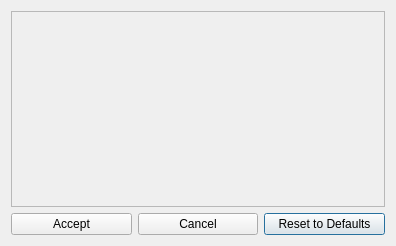
The window that randovania/gui/ui_files/fusion_cosmetic_patches_dialog.ui (randovania/randovania) describes before a commit, drawn with Qt 5.
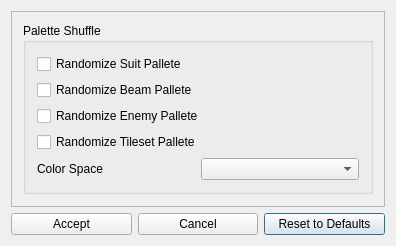
The same window after the commit.

Commit message: Fusion: add palette randomizer

Patch:
```diff
--- a/randovania/gui/ui_files/fusion_cosmetic_patches_dialog.ui
+++ b/randovania/gui/ui_files/fusion_cosmetic_patches_dialog.ui
@@ -45,11 +45,96 @@
        <rect>
         <x>0</x>
         <y>0</y>
-        <width>376</width>
-        <height>195</height>
+        <width>362</width>
+        <height>253</height>
        </rect>
       </property>
       <layout class="QVBoxLayout" name="verticalLayout">
+       <item>
+        <widget class="QGroupBox" name="palette_box">
+         <property name="title">
+          <string>Palette Shuffle</string>
+         </property>
+         <layout class="QVBoxLayout" name="palette_layout">
+          <item>
+           <layout class="QHBoxLayout" name="suit_color_layout">
+            <property name="spacing">
+             <number>6</number>
+            </property>
+            <item>
+           <widget class="QCheckBox" name="suit_palette_check">
+            <property name="text">
+             <string>Randomize Suit Pallete</string>
+            </property>
+           </widget>
+            </item>
+           </layout>
+          </item>
+          <item>
+           <layout class="QHBoxLayout" name="beam_color_layout">
+            <property name="spacing">
+             <number>6</number>
+            </property>
+            <item>
+           <widget class="QCheckBox" name="beam_palette_check">
+            <property name="text">
+             <string>Randomize Beam Pallete</string>
+            </property>
+           </widget>
+            </item>
+           </layout>
+          </item>
+          <item>
+           <layout class="QHBoxLayout" name="enemy_color_layout">
+            <property name="spacing">
+             <number>6</number>
+            </property>
+            <item>
+           <widget class="QCheckBox" name="enemy_palette_check">
+            <property name="text">
+             <string>Randomize Enemy Pallete</string>
+            </property>
+           </widget>
+            </item>
+           </layout>
+          </item>
+          <item>
+           <layout class="QHBoxLayout" name="tileset_color_layout">
+            <property name="spacing">
+             <number>6</number>
+            </property>
+            <item>
+           <widget class="QCheckBox" name="tileset_palette_check">
+            <property name="text">
+             <string>Randomize Tileset Pallete</string>
+            </property>
+           </widget>
+            </item>
+           </layout>
+          </item>
+          <item>
+           <layout class="QGridLayout" name="color_space_layout">
+            <item row="0" column="1">
+             <widget class="QComboBox" name="color_space_combo"/>
+            </item>
+            <item row="0" column="0">
+             <widget class="QLabel" name="color_space_label">
+              <property name="maximumSize">
+               <size>
+                <width>16777215</width>
+                <height>20</height>
+               </size>
+              </property>
+              <property name="text">
+               <string>Color Space</string>
+              </property>
+             </widget>
+            </item>
+           </layout>
+          </item>
+         </layout>
+        </widget>
+       </item>
        <item>
         <spacer name="verticalSpacer">
          <property name="orientation">
```
Left out of the diff: 2 changed lines with no effect on the pictures. The commit also changes 2 other files.
